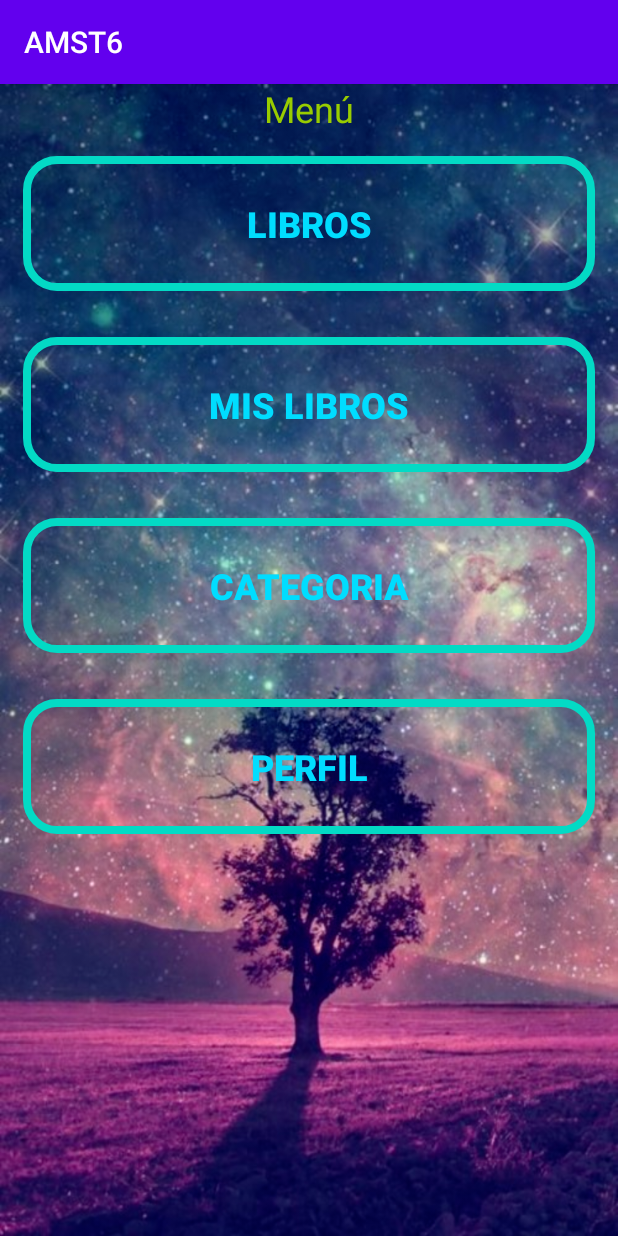
After one commit to daap213/-PST_TA5_G6, an Android app: the Menu screen opened directly, with no data from a screen before it, on a phone screen of 412 x 824 dp. The commit adds this screen. Run offline under Robolectric (Android 15) with nearby library versions, the phone set to English and light mode, and no system bars.

Commit message:
Corrección de errores, creacion de una nueva activity (menu) implementacion de botones de menu y categorias

```diff
--- a/app/build.gradle
+++ b/app/build.gradle
@@ -26,6 +26,7 @@ dependencies {
     implementation fileTree(dir: "libs", include: ["*.jar"])
     implementation 'androidx.appcompat:appcompat:1.1.0'
     implementation 'androidx.constraintlayout:constraintlayout:1.1.3'
+    implementation 'androidx.recyclerview:recyclerview:1.1.0'
     testImplementation 'junit:junit:4.12'
     androidTestImplementation 'androidx.test.ext:junit:1.1.1'
     androidTestImplementation 'androidx.test.espresso:espresso-core:3.2.0'
--- a/app/src/main/AndroidManifest.xml
+++ b/app/src/main/AndroidManifest.xml
@@ -9,8 +9,12 @@
         android:roundIcon="@mipmap/ic_launcher_round"
         android:supportsRtl="true"
         android:theme="@style/AppTheme">
+        <activity android:name=".entidades.Menu"></activity>
+        <activity android:name=".Categorias"></activity>
+        <activity android:name=".LoginUsuario"></activity>
+        <activity android:name=".MainActivity"></activity>
         <activity android:name=".home" />
-        <activity android:name=".MainActivity">
+        <activity android:name=".Login">
             <intent-filter>
                 <action android:name="android.intent.action.MAIN" />
 
--- a/app/src/main/java/com/example/amst6/Login.java
+++ b/app/src/main/java/com/example/amst6/Login.java
@@ -13,8 +13,9 @@ public class Login extends AppCompatActivity {
         super.onCreate(savedInstanceState);
         setContentView(R.layout.activity_login);
     }
+    //Cambie el intent al main ya que el de LoginUsuario me daba problemas
     public void continuar(View view) {
-        Intent i = new Intent(this, LoginUsuario.class );
+        Intent i = new Intent(this, MainActivity.class );
         startActivity(i);
     }
 
--- a/app/src/main/java/com/example/amst6/LoginUsuario.java
+++ b/app/src/main/java/com/example/amst6/LoginUsuario.java
@@ -8,6 +8,8 @@ import android.util.Log;
 import android.view.View;
 import android.widget.EditText;
 import android.widget.Toast;
+
+import com.example.amst6.entidades.Menu;
 
 import java.lang.reflect.Array;
 import java.util.ArrayList;
@@ -40,9 +42,9 @@ public class LoginUsuario extends AppCompatActivity {
         if (datos.contains(usuario) && datos.contains(contraseña)){
             acceso=Boolean.TRUE;
         }
-
+        //Cambie el intent
         if(acceso){
-            Intent i = new Intent(this, home.class);
+            Intent i = new Intent(this, Menu.class);
             i.putExtra("dato",usuario);
             startActivity(i);
         }
--- a/app/src/main/java/com/example/amst6/MainActivity.java
+++ b/app/src/main/java/com/example/amst6/MainActivity.java
@@ -6,6 +6,8 @@ import android.content.Intent;
 import android.os.Bundle;
 import android.view.View;
 import android.widget.EditText;
+
+import com.example.amst6.entidades.Menu;
 
 public class MainActivity extends AppCompatActivity {
     BaseDatos bd;
@@ -23,7 +25,8 @@ public class MainActivity extends AppCompatActivity {
     }
 
     public void entrar(View view){
-        Intent i = new Intent(this, home.class);
+        //Cambie el intent
+        Intent i = new Intent(this, Menu.class);
         i.putExtra("dato",et.getText().toString());
         startActivity(i);
     }
--- a/app/src/main/res/layout/activity_login.xml
+++ b/app/src/main/res/layout/activity_login.xml
@@ -4,6 +4,8 @@
     xmlns:tools="http://schemas.android.com/tools"
     android:layout_width="match_parent"
     android:layout_height="match_parent"
+    android:background="@drawable/fondo_b"
+
     tools:context=".Login">
 
     <TextView
@@ -11,6 +13,7 @@
         android:layout_width="wrap_content"
         android:layout_height="wrap_content"
         android:text="@string/bienvenido_a"
+        android:textColor="@android:color/holo_green_dark"
         android:textSize="18sp"
         app:layout_constraintBottom_toTopOf="@+id/button"
         app:layout_constraintEnd_toEndOf="parent"
@@ -23,6 +26,7 @@
         android:layout_height="wrap_content"
         android:text="@string/bookstore"
         android:textAlignment="center"
+        android:textColor="@android:color/holo_green_dark"
         android:textSize="30sp"
         android:textStyle="bold"
         app:layout_constraintBottom_toTopOf="@+id/button"
--- /dev/null
+++ b/app/src/main/res/layout/activity_menu.xml
@@ -0,0 +1,67 @@
+<?xml version="1.0" encoding="utf-8"?>
+<LinearLayout xmlns:android="http://schemas.android.com/apk/res/android"
+    xmlns:app="http://schemas.android.com/apk/res-auto"
+    xmlns:tools="http://schemas.android.com/tools"
+    android:layout_width="match_parent"
+    android:layout_height="match_parent"
+    android:orientation="vertical"
+    android:background="@drawable/fondo_c"
+    tools:context=".entidades.Menu">
+
+    <TextView
+        android:id="@+id/textView6"
+        android:layout_width="match_parent"
+        android:layout_height="wrap_content"
+        android:gravity="center"
+        android:text="@string/men"
+        android:textColor="@android:color/holo_green_light"
+        android:textSize="24sp" />
+
+    <Button
+        android:id="@+id/btnLi"
+        android:layout_width="match_parent"
+        android:layout_height="wrap_content"
+        android:layout_margin="15dp"
+        android:background="@drawable/boton_contorno"
+        android:onClick="opciones"
+        android:text="@string/libros"
+        android:textColor="@android:color/holo_blue_bright"
+        android:textSize="24sp"
+        android:textStyle="bold" />
+
+    <Button
+        android:id="@+id/btnMis"
+        android:layout_width="match_parent"
+        android:layout_height="wrap_content"
+        android:layout_margin="15dp"
+        android:background="@drawable/boton_contorno"
+        android:onClick="opciones"
+        android:text="@string/mis_libros"
+        android:textColor="@android:color/holo_blue_bright"
+        android:textSize="24sp"
+        android:textStyle="bold" />
+
+    <Button
+        android:id="@+id/btnCat"
+        android:layout_width="match_parent"
+        android:layout_height="wrap_content"
+        android:layout_margin="15dp"
+        android:background="@drawable/boton_contorno"
+        android:onClick="opciones"
+        android:text="@string/categoria"
+        android:textColor="@android:color/holo_blue_bright"
+        android:textSize="24sp"
+        android:textStyle="bold" />
+
+    <Button
+        android:id="@+id/btnPer"
+        android:layout_width="match_parent"
+        android:layout_height="wrap_content"
+        android:layout_margin="15dp"
+        android:background="@drawable/boton_contorno"
+        android:onClick="opciones"
+        android:text="@string/perfil"
+        android:textColor="@android:color/holo_blue_bright"
+        android:textSize="24sp"
+        android:textStyle="bold" />
+</LinearLayout>
--- a/app/src/main/res/values/strings.xml
+++ b/app/src/main/res/values/strings.xml
@@ -10,4 +10,17 @@
     <string name="contrase_a">Contraseña:</string>
     <string name="ingrese_su_usuario">(Ingrese su usuario)</string>
     <string name="ingrese_su_contrase_a">(Ingrese su contraseña)</string>
+    <string name="libros_seg_n_su_categoria">Libros según su categoria</string>
+    <string name="icono1">icono1</string>
+    <string name="romance">romance</string>
+    <string name="comedia">comedia</string>
+    <string name="terror">terror</string>
+    <string name="juvenil">juvenil</string>
+    <string name="misterio">misterio</string>
+    <string name="accion">acción</string>
+    <string name="men">Menú</string>
+    <string name="libros">Libros</string>
+    <string name="mis_libros">Mis libros</string>
+    <string name="categoria">Categoria</string>
+    <string name="perfil">Perfil</string>
 </resources>
```
Also changed, not shown: app/src/main/java/com/example/amst6/Categorias.java (+21 -0 lines), app/src/main/java/com/example/amst6/entidades/Menu.java (added, +41 -0 lines), app/src/main/java/com/example/amst6/home.java (+11 -2 lines), app/src/main/res/layout/activity_categorias.xml (+25 -19 lines), app/src/main/res/layout/activity_main.xml (+7 -2 lines), app/src/main/res/drawable-v24/fondo_b.jpg (added).
